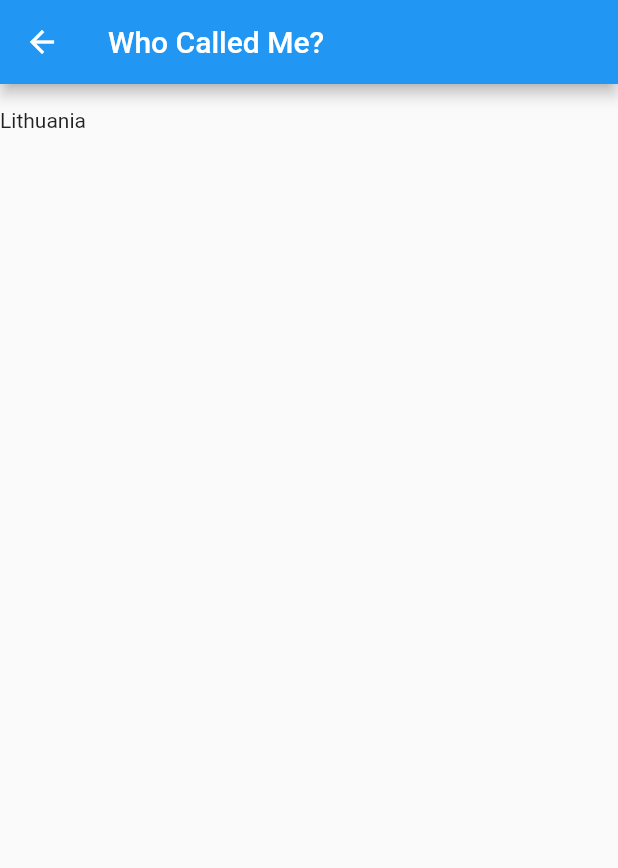
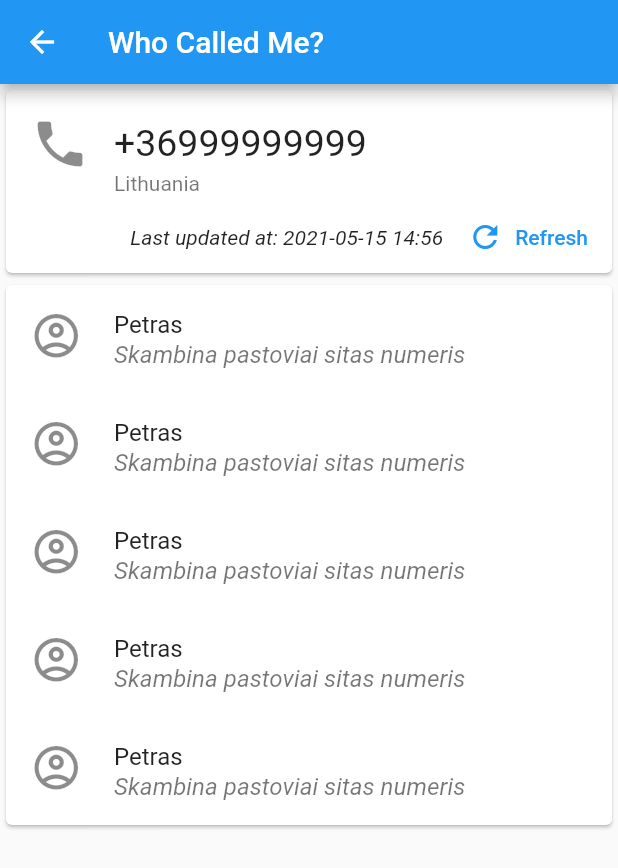
Before and after one commit to NeonRice/who_called_me, a Flutter app: the CallInfo screen opened directly with empty values, on a phone screen of 412 x 824 dp. Shown: the top 868 px of the screen. Run offline on Flutter 3.47's test engine with Material 2 defaults, Android fonts, the phone set to English and light mode, and no system bars; missing offline and left inert: call_log, flutter_libphonenumber.

```diff
--- a/lib/views/call_info.dart
+++ b/lib/views/call_info.dart
@@ -9,6 +9,29 @@ class CallInfo extends StatefulWidget {
   _CallInfoState createState() => _CallInfoState();
 }
 
+class _SingleComment extends StatelessWidget {
+  @override
+  Widget build(BuildContext context) {
+    return Container(
+        child: Column(
+      children: const <Widget>[
+        ListTile(
+          leading: Icon(
+            Icons.account_circle_outlined,
+            size: 35,
+          ), //Icon goes here
+          title: Text(
+            "Petras",
+            //style: TextStyle(fontSize: 25, height: 2),
+          ),
+          subtitle: Text("Skambina pastoviai sitas numeris ",
+              style: TextStyle(fontSize: 16, fontStyle: FontStyle.italic)),
+        )
+      ],
+    ));
+  }
+}
+
 class _CallInfoState extends State<CallInfo> {
   @override
   Widget build(BuildContext context) {
@@ -16,8 +39,73 @@ class _CallInfoState extends State<CallInfo> {
       appBar: AppBar(
         title: const Text("Who Called Me?"),
       ),
-      body: Column(
-        children: [Text(widget.number), Text("Lithuania")],
+      body: Center(
+        child: Column(
+          mainAxisAlignment: MainAxisAlignment.start,
+          children: [
+            Card(
+              child: Column(
+                mainAxisSize: MainAxisSize.min,
+                children: <Widget>[
+                  const ListTile(
+                    leading: Icon(
+                      Icons.phone,
+                      size: 40,
+                    ), //Icon goes here
+                    title: Text(
+                      "+36999999999",
+                      style: TextStyle(fontSize: 25, height: 2),
+                    ),
+                    subtitle: Text("Lithuania"),
+                  ),
+                  Row(
+                    mainAxisAlignment: MainAxisAlignment.end,
+                    children: <Widget>[
+                      const Text(
+                        'Last updated at: ',
+                        style: TextStyle(fontStyle: FontStyle.italic),
+                      ),
+                      const Text('2021-05-15 14:56',
+                          style: TextStyle(fontStyle: FontStyle.italic)),
+                      const SizedBox(width: 8),
+                      TextButton.icon(
+                          onPressed: () {},
+                          icon: const Icon(
+                            Icons.refresh_sharp,
+                            size: 24,
+                          ),
+                          label: const Text("Refresh")),
+                      const SizedBox(width: 8),
+                    ],
+                  ),
+                ],
+              ),
+            ),
+            Card(
+              child: Column(
+                children:
+                 <Widget>[
+                  for (var i = 0; i < 5; i++)
+                  ListTile(
+                    leading: Icon(
+                      Icons.account_circle_outlined,
+                      size: 35,
+                    ), //Icon goes here
+                    title: Text(
+                      "Petras",
+                      //style: TextStyle(fontSize: 25, height: 2),
+                    ),
+                    subtitle: Text("Skambina pastoviai sitas numeris ",
+                        style: TextStyle(
+                            fontSize: 16, fontStyle: FontStyle.italic)),
+                  )
+                ],
+              ),
+            )
+          ],
+
+          //children: [Text(widget.number), Text("Lithuania")],
+        ),
       ),
     );
   }
--- a/lib/views/calls.dart
+++ b/lib/views/calls.dart
@@ -64,7 +64,7 @@ class _CallsState extends State<Calls> {
                 color: Colors.red,
                 size: 60,
               ),
-              Text("Error occured")
+              Text("Error occurred")
             ],
           );
         }
@@ -79,6 +79,7 @@ class _CallsState extends State<Calls> {
         } else {
           // Loading
           child = Column(
+            mainAxisAlignment: MainAxisAlignment.center,
             children: const [CircularProgressIndicator(), Text('Loading...')],
           );
         }
```
